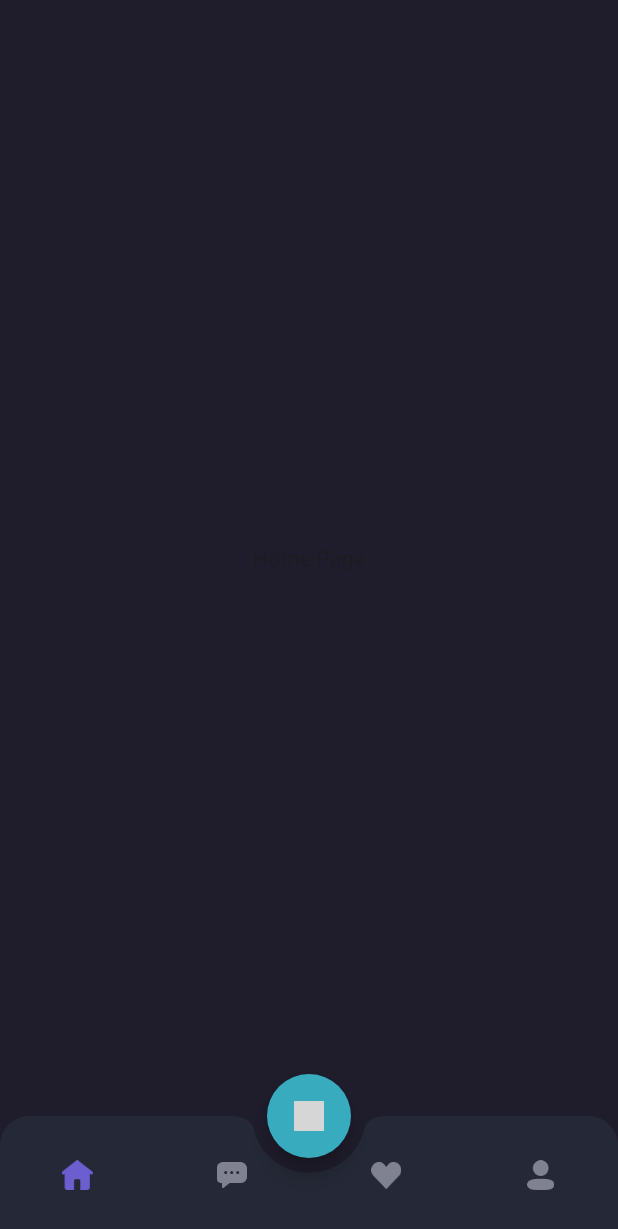
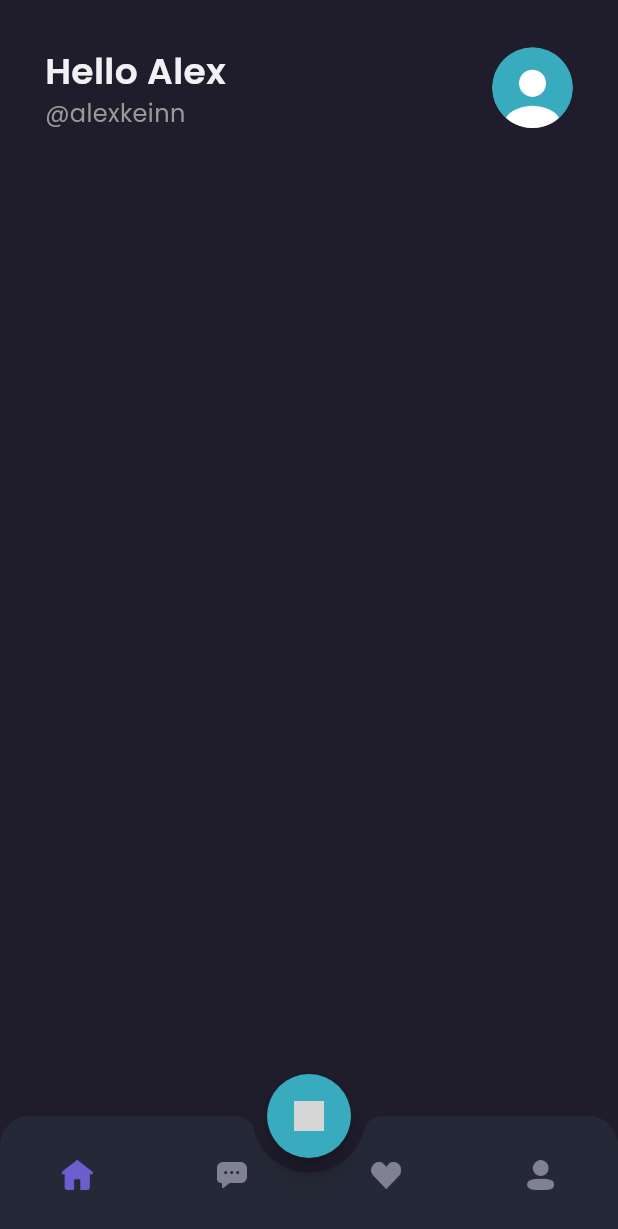
Before and after one commit to annisarisma/footcraze-frontend, a Flutter app: the MainPage screen opened by its route, on a phone screen of 412 x 824 dp. Shown: the top 1229 px of the screen. Run offline on Flutter 3.47's test engine with Material 3 defaults, Android fonts, the phone set to English and light mode, and no system bars; our stand-ins replace google_fonts; grey boxes are pictures that could not be loaded.

Commit message:
Add: create home section header ref #4

```diff
--- a/lib/pages/home/home_page.dart
+++ b/lib/pages/home/home_page.dart
@@ -1,14 +1,62 @@
 import 'package:flutter/material.dart';
+import 'package:footcraze_frontend/theme.dart';
 
 class HomePage extends StatelessWidget {
   const HomePage({super.key});
 
   @override
   Widget build(BuildContext context) {
-    return const Center(
-      child: Text(
-        'Home Page',
-      ),
+
+    Widget header() {
+      return Container(
+        margin: EdgeInsets.only(
+          top: defaultMargin,
+          right: defaultMargin,
+          left: defaultMargin,
+        ),
+        child: Row(
+          children: [
+            Expanded(
+              child: Column(
+                crossAxisAlignment: CrossAxisAlignment.start,
+                children: [
+                  Text(
+                    'Hello Alex',
+                    style: primaryTextStyle.copyWith(
+                      fontSize: 24,
+                      fontWeight: semiBold
+                    ),
+                  ),
+                  Text(
+                    '@alexkeinn',
+                    style: secondaryTextStyle.copyWith(
+                      fontSize: 16
+                    ),
+                  )
+                ],
+              ),
+            ),
+            Container(
+              width: 54,
+              height: 54,
+              decoration: BoxDecoration(
+                shape: BoxShape.circle,
+                image: DecorationImage(
+                  image: AssetImage(
+                    'assets/images/image_profile.png',
+                  ),
+                )
+              ),
+            )
+          ],
+        ),
+      );
+    }
+
+    return ListView(
+      children: [
+        header()
+      ],
     );
   }
 }
```
